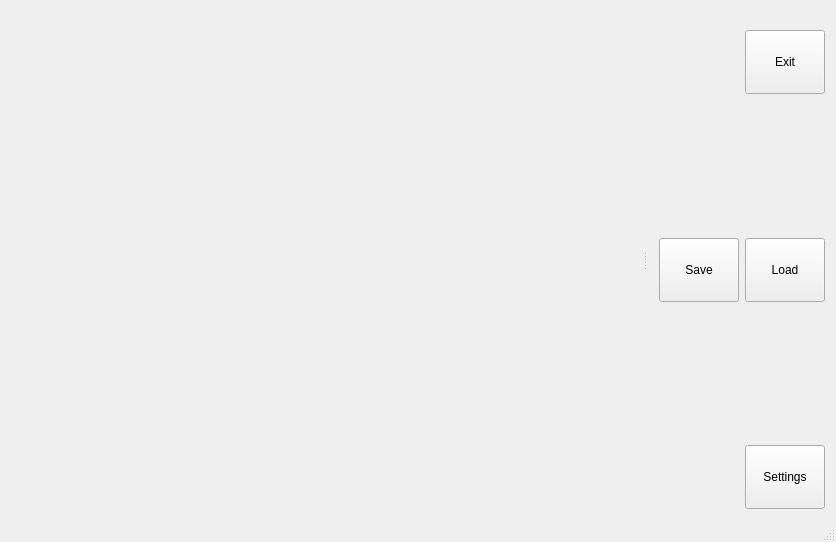
The window that mainwindow.ui (mishkoLitvin/L_Aries-progect) describes before a commit, drawn with Qt 5.
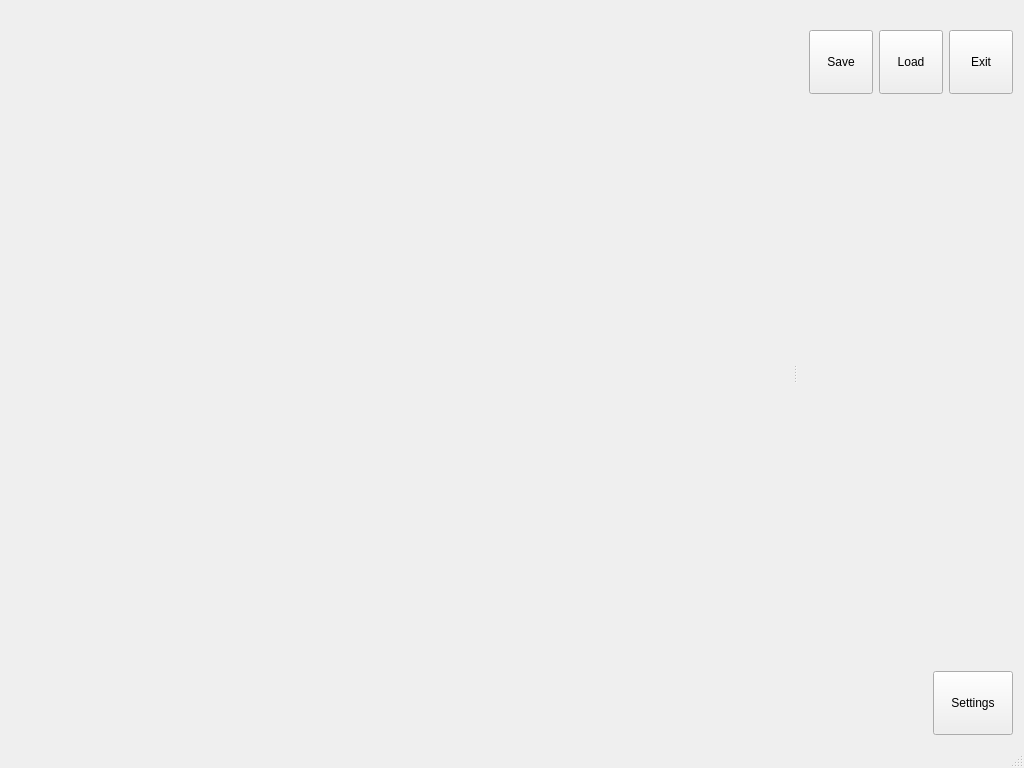
The same window after the commit. Icons and pictures are not drawn.

Commit message: Ui setup canged, setting windows to panel move

```diff
--- a/mainwindow.ui
+++ b/mainwindow.ui
@@ -6,8 +6,8 @@
    <rect>
     <x>0</x>
     <y>0</y>
-    <width>836</width>
-    <height>542</height>
+    <width>1024</width>
+    <height>768</height>
    </rect>
   </property>
   <property name="windowTitle">
@@ -85,64 +85,11 @@
     <number>2</number>
    </attribute>
    <widget class="QWidget" name="dockWidgetContents">
-    <layout class="QVBoxLayout" name="verticalLayout_2">
-     <item>
-      <layout class="QHBoxLayout" name="horizontalLayout_4">
-       <item>
-        <spacer name="horizontalSpacer_3">
-         <property name="orientation">
-          <enum>Qt::Horizontal</enum>
-         </property>
-         <property name="sizeHint" stdset="0">
-          <size>
-           <width>40</width>
-           <height>20</height>
-          </size>
-         </property>
-        </spacer>
-       </item>
-       <item>
-        <widget class="QPushButton" name="pButtonExit">
-         <property name="minimumSize">
-          <size>
-           <width>64</width>
-           <height>64</height>
-          </size>
-         </property>
-         <property name="text">
-          <string>Exit</string>
-         </property>
-         <property name="icon">
-          <iconset resource="icons.qrc">
-           <normaloff>:/new/icons/icons/multip.png</normaloff>:/new/icons/icons/multip.png</iconset>
-         </property>
-         <property name="iconSize">
-          <size>
-           <width>64</width>
-           <height>64</height>
-          </size>
-         </property>
-        </widget>
-       </item>
-      </layout>
-     </item>
-     <item>
-      <spacer name="verticalSpacer">
-       <property name="orientation">
-        <enum>Qt::Vertical</enum>
-       </property>
-       <property name="sizeHint" stdset="0">
-        <size>
-         <width>20</width>
-         <height>108</height>
-        </size>
-       </property>
-      </spacer>
-     </item>
+    <layout class="QVBoxLayout" name="verticalLayout_2" stretch="1,20,1">
      <item>
       <layout class="QHBoxLayout" name="horizontalLayout_2">
        <item>
-        <widget class="QPushButton" name="pButtonSaveJob">
+        <widget class="QToolButton" name="pButtonSaveJob">
          <property name="minimumSize">
           <size>
            <width>64</width>
@@ -158,14 +105,17 @@
          </property>
          <property name="iconSize">
           <size>
-           <width>64</width>
-           <height>64</height>
+           <width>50</width>
+           <height>40</height>
           </size>
          </property>
+         <property name="toolButtonStyle">
+          <enum>Qt::ToolButtonTextUnderIcon</enum>
+         </property>
         </widget>
        </item>
        <item>
-        <widget class="QPushButton" name="pButtonLoadJob">
+        <widget class="QToolButton" name="pButtonLoadJob">
          <property name="minimumSize">
           <size>
            <width>64</width>
@@ -181,26 +131,59 @@
          </property>
          <property name="iconSize">
           <size>
+           <width>50</width>
+           <height>40</height>
+          </size>
+         </property>
+         <property name="toolButtonStyle">
+          <enum>Qt::ToolButtonTextUnderIcon</enum>
+         </property>
+        </widget>
+       </item>
+       <item>
+        <widget class="QToolButton" name="pButtonExit">
+         <property name="minimumSize">
+          <size>
            <width>64</width>
            <height>64</height>
           </size>
          </property>
+         <property name="text">
+          <string>Exit</string>
+         </property>
+         <property name="icon">
+          <iconset resource="icons.qrc">
+           <normaloff>:/new/icons/icons/multip.png</normaloff>:/new/icons/icons/multip.png</iconset>
+         </property>
+         <property name="iconSize">
+          <size>
+           <width>50</width>
+           <height>40</height>
+          </size>
+         </property>
+         <property name="toolButtonStyle">
+          <enum>Qt::ToolButtonTextUnderIcon</enum>
+         </property>
         </widget>
        </item>
       </layout>
      </item>
      <item>
-      <spacer name="verticalSpacer_2">
-       <property name="orientation">
-        <enum>Qt::Vertical</enum>
-       </property>
-       <property name="sizeHint" stdset="0">
-        <size>
-         <width>20</width>
-         <height>107</height>
-        </size>
-       </property>
-      </spacer>
+      <layout class="QVBoxLayout" name="laySettingWidgets">
+       <item>
+        <spacer name="verticalSpacer">
+         <property name="orientation">
+          <enum>Qt::Vertical</enum>
+         </property>
+         <property name="sizeHint" stdset="0">
+          <size>
+           <width>20</width>
+           <height>40</height>
+          </size>
+         </property>
+        </spacer>
+       </item>
+      </layout>
      </item>
      <item>
       <layout class="QHBoxLayout" name="horizontalLayout_3">
```
Left out of the diff: 2 changed lines with no effect on the pictures. The commit also changes 6 other files.
